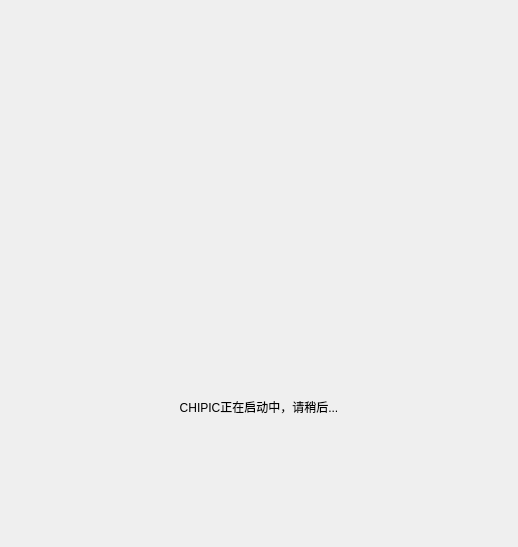
BeQuiet1228/FreeCAD, file src/Contorl/LoadingDialog.ui: the form before one commit.
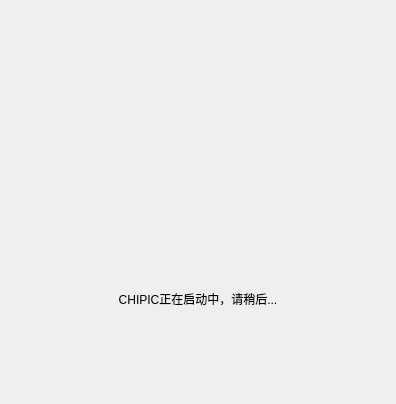
The form after the commit. Icons and pictures are not drawn.

```diff
--- a/src/Contorl/LoadingDialog.ui
+++ b/src/Contorl/LoadingDialog.ui
@@ -6,8 +6,8 @@
    <rect>
     <x>0</x>
     <y>0</y>
-    <width>518</width>
-    <height>547</height>
+    <width>396</width>
+    <height>404</height>
    </rect>
   </property>
   <property name="windowTitle">
@@ -22,6 +22,9 @@
        <height>16777215</height>
       </size>
      </property>
+     <property name="layoutDirection">
+      <enum>Qt::LeftToRight</enum>
+     </property>
      <property name="text">
       <string/>
      </property>
```
